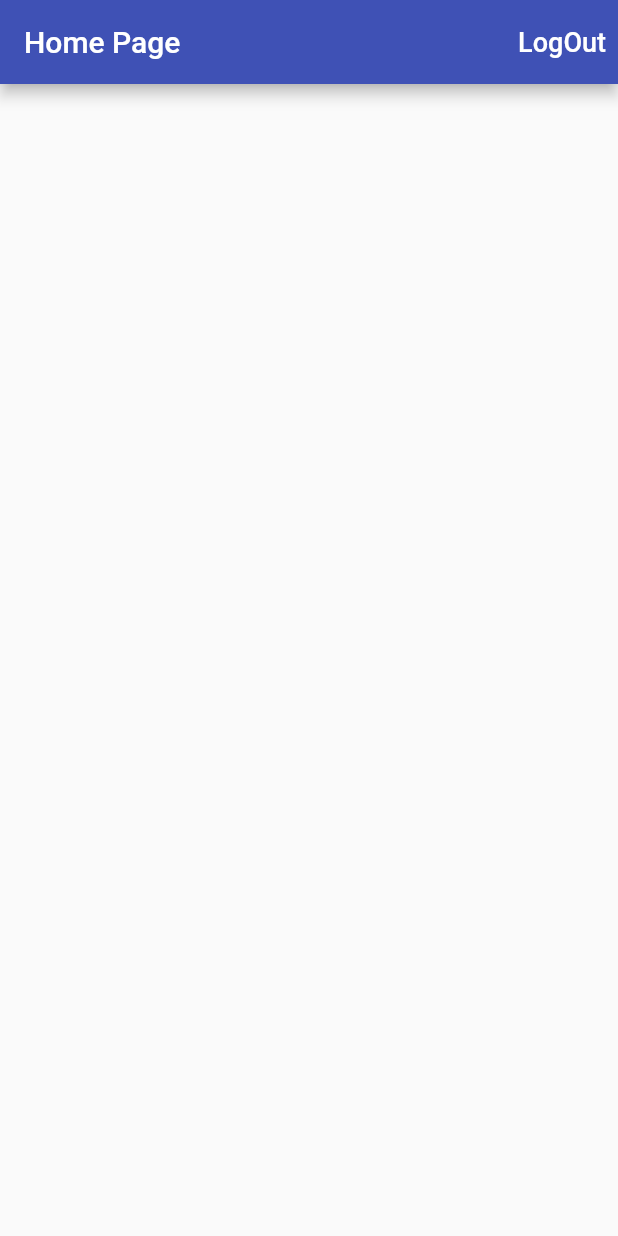
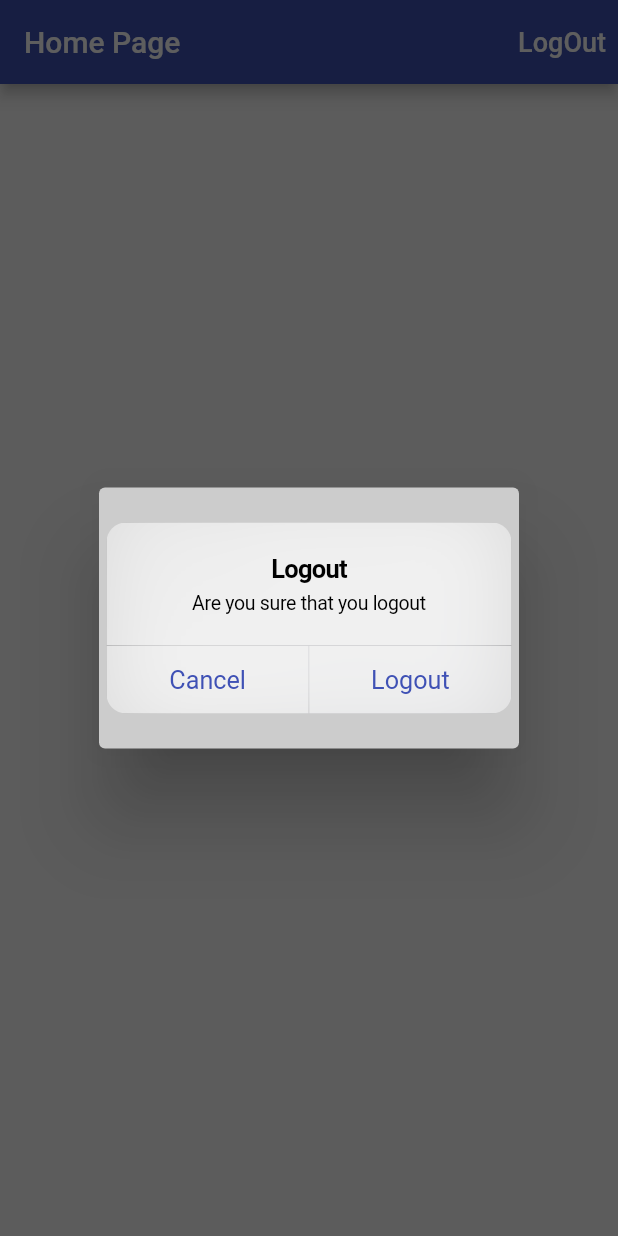
Before and after one commit to loqmanali/time_tracker_app, a Flutter app: the screen it shows once a user with an empty profile is signed in, after a tap on "LogOut", on a phone screen of 412 x 824 dp. Run offline on Flutter 3.47's test engine with Material 2 defaults, Android fonts, the phone set to English and light mode, and no system bars; our stand-ins replace firebase_auth, firebase_core, google_sign_in; missing offline and left inert: flutter_login_facebook; accounts and stored records are empty.

```diff
--- a/lib/app/home/home_page.dart
+++ b/lib/app/home/home_page.dart
@@ -1,4 +1,5 @@
 import 'package:flutter/material.dart';
+import 'package:time_tracker_app/common_widgets/show_alert_dialog.dart';
 import 'package:time_tracker_app/services/auth.dart';
 
 class HomePage extends StatelessWidget {
@@ -16,6 +17,19 @@ class HomePage extends StatelessWidget {
     }
   }
 
+  Future<void> _confirmSignOut(BuildContext context) async {
+    final didRequestSignOut = await showAlertDialog(
+      context,
+      title: 'Logout',
+      content: 'Are you sure that you logout',
+      cancelActionText: 'Cancel',
+      defaultActionText: 'Logout',
+    );
+    if (didRequestSignOut == true) {
+      _signOut();
+    }
+  }
+
   @override
   Widget build(BuildContext context) {
     return Scaffold(
@@ -23,7 +37,7 @@ class HomePage extends StatelessWidget {
         title: Text('Home Page'),
         actions: [
           TextButton(
-            onPressed: _signOut,
+            onPressed: () => _confirmSignOut(context),
             child: Text(
               'LogOut',
               style: TextStyle(
--- /dev/null
+++ b/lib/common_widgets/show_alert_dialog.dart
@@ -0,0 +1,53 @@
+import 'dart:io';
+
+import 'package:flutter/cupertino.dart';
+import 'package:flutter/material.dart';
+
+Future<bool> showAlertDialog(
+  BuildContext context, {
+  @required String title,
+  @required String content,
+  String cancelActionText,
+  @required String defaultActionText,
+}) {
+  if (!Platform.isIOS) {
+    showDialog(
+        context: context,
+        builder: (context) {
+          return AlertDialog(
+            title: Text(title),
+            content: Text(content),
+            actions: <Widget>[
+              if (cancelActionText != null)
+                TextButton(
+                  onPressed: () => Navigator.of(context).pop(false),
+                  child: Text(cancelActionText),
+                ),
+              TextButton(
+                onPressed: () => Navigator.of(context).pop(true),
+                child: Text(defaultActionText),
+              ),
+            ],
+          );
+        });
+  }
+  return showCupertinoDialog(
+      context: context,
+      builder: (context) {
+        return CupertinoAlertDialog(
+          title: Text(title),
+          content: Text(content),
+          actions: <Widget>[
+            if (cancelActionText != null)
+              CupertinoDialogAction(
+                onPressed: () => Navigator.of(context).pop(false),
+                child: Text(cancelActionText),
+              ),
+            CupertinoDialogAction(
+              onPressed: () => Navigator.of(context).pop(true),
+              child: Text(defaultActionText),
+            ),
+          ],
+        );
+      });
+}
```
Also changed, not shown: lib/app/sign_in/email_sign_in_page.dart (+5 -5 lines), lib/app/sign_in/widget/email_sign_in_form.dart (+33 -9 lines).
